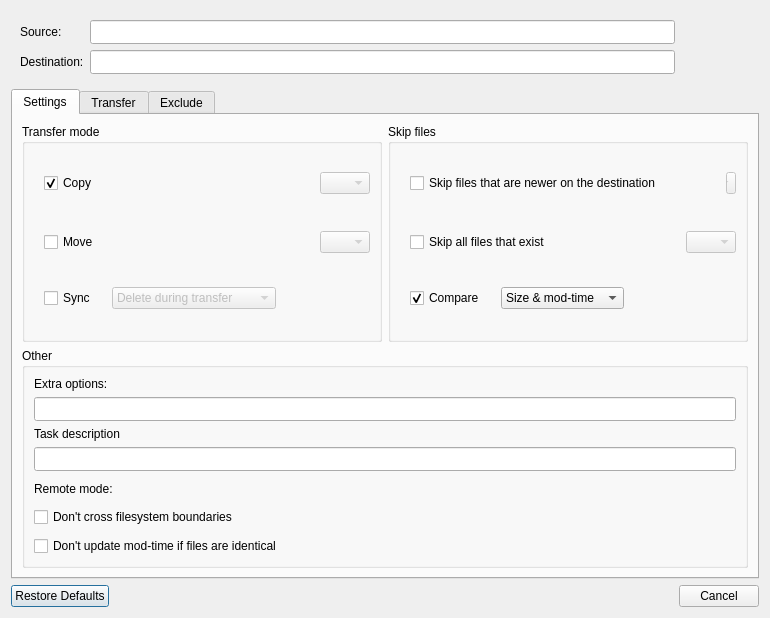
Above: src/transfer_dialog.ui from holazt/RcloneBrowser before the change. Below: the same form after it.
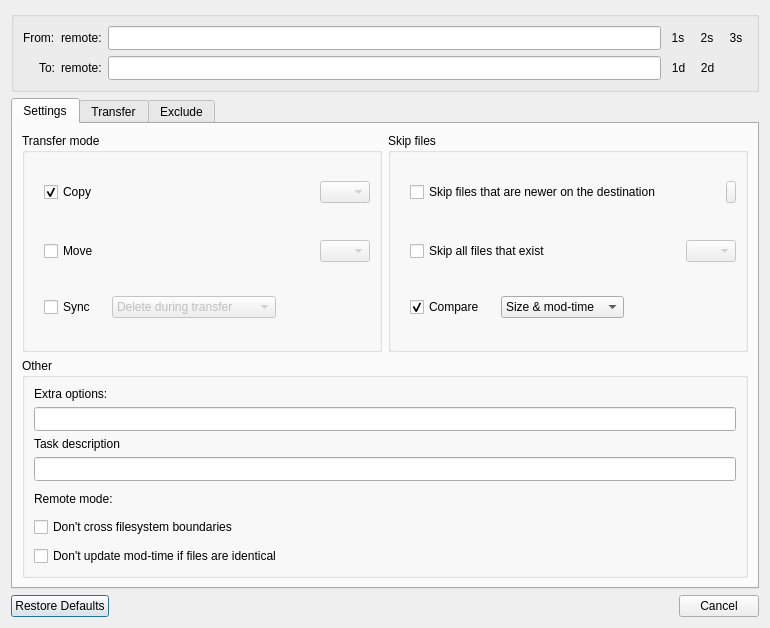
That is the form after the change.

Commit message: enabled transfer task source/dest edit

```diff
--- a/src/transfer_dialog.ui
+++ b/src/transfer_dialog.ui
@@ -7,7 +7,7 @@
     <x>0</x>
     <y>0</y>
     <width>770</width>
-    <height>618</height>
+    <height>628</height>
    </rect>
   </property>
   <property name="minimumSize">
@@ -18,40 +18,13 @@
   </property>
   <layout class="QVBoxLayout" name="verticalLayout_2">
    <item>
-    <widget class="QWidget" name="pathGroup" native="true">
-     <layout class="QGridLayout" name="gridLayout_3">
-      <item row="1" column="3">
-       <widget class="QToolButton" name="buttonDest">
-        <property name="toolTip">
-         <string>Choose folder where to download</string>
-        </property>
-        <property name="styleSheet">
-         <string notr="true">QToolButton { border: 0; }</string>
-        </property>
-       </widget>
-      </item>
-      <item row="0" column="4">
-       <widget class="QToolButton" name="buttonSourceFolder">
-        <property name="toolTip">
-         <string>Choose folder to upload</string>
-        </property>
-        <property name="styleSheet">
-         <string notr="true">QToolButton { border: 0; }</string>
-        </property>
-       </widget>
-      </item>
-      <item row="1" column="4">
-       <widget class="QToolButton" name="buttonDefaultDest">
-        <property name="toolTip">
-         <string>Restore default download folder</string>
-        </property>
-        <property name="styleSheet">
-         <string notr="true">QToolButton { border: 0; }</string>
-        </property>
-       </widget>
-      </item>
-      <item row="1" column="0">
-       <widget class="QLabel" name="label_14">
+    <widget class="QGroupBox" name="groupBox_3">
+     <property name="title">
+      <string/>
+     </property>
+     <layout class="QGridLayout" name="gridLayout">
+      <item row="0" column="0" alignment="Qt::AlignRight">
+       <widget class="QLabel" name="label_13">
         <property name="sizePolicy">
          <sizepolicy hsizetype="Fixed" vsizetype="Preferred">
           <horstretch>0</horstretch>
@@ -59,14 +32,41 @@
          </sizepolicy>
         </property>
         <property name="text">
-         <string>Destination:</string>
+         <string>From:</string>
         </property>
         <property name="buddy">
          <cstring>textDest</cstring>
         </property>
        </widget>
       </item>
-      <item row="0" column="3">
+      <item row="0" column="1">
+       <layout class="QHBoxLayout" name="horizontalLayout_8">
+        <item>
+         <widget class="QLabel" name="l_sourceRemote">
+          <property name="sizePolicy">
+           <sizepolicy hsizetype="Fixed" vsizetype="Preferred">
+            <horstretch>0</horstretch>
+            <verstretch>0</verstretch>
+           </sizepolicy>
+          </property>
+          <property name="text">
+           <string>remote:</string>
+          </property>
+         </widget>
+        </item>
+        <item>
+         <widget class="QLineEdit" name="textSource">
+          <property name="minimumSize">
+           <size>
+            <width>0</width>
+            <height>24</height>
+           </size>
+          </property>
+         </widget>
+        </item>
+       </layout>
+      </item>
+      <item row="0" column="2">
        <widget class="QToolButton" name="buttonSourceFile">
         <property name="toolTip">
          <string>Choose file to upload</string>
@@ -74,19 +74,25 @@
         <property name="styleSheet">
          <string notr="true">QToolButton { border: 0; }</string>
         </property>
+        <property name="text">
+         <string>1s</string>
+        </property>
        </widget>
       </item>
-      <item row="1" column="1" colspan="2">
-       <widget class="QLineEdit" name="textDest">
-        <property name="minimumSize">
-         <size>
-          <width>0</width>
-          <height>24</height>
-         </size>
+      <item row="0" column="3">
+       <widget class="QToolButton" name="buttonSourceFolder">
+        <property name="toolTip">
+         <string>Choose folder to upload</string>
         </property>
+        <property name="styleSheet">
+         <string notr="true">QToolButton { border: 0; }</string>
+        </property>
+        <property name="text">
+         <string>2s</string>
+        </property>
        </widget>
       </item>
-      <item row="0" column="5">
+      <item row="0" column="4">
        <widget class="QToolButton" name="buttonDefaultSource">
         <property name="toolTip">
          <string>Restore default upload folder</string>
@@ -94,10 +100,13 @@
         <property name="styleSheet">
          <string notr="true">QToolButton { border: 0; }</string>
         </property>
+        <property name="text">
+         <string>3s</string>
+        </property>
        </widget>
       </item>
-      <item row="0" column="0">
-       <widget class="QLabel" name="label_13">
+      <item row="1" column="0" alignment="Qt::AlignRight">
+       <widget class="QLabel" name="label_14">
         <property name="sizePolicy">
          <sizepolicy hsizetype="Fixed" vsizetype="Preferred">
           <horstretch>0</horstretch>
@@ -105,20 +114,63 @@
          </sizepolicy>
         </property>
         <property name="text">
-         <string>Source:</string>
+         <string>To:</string>
         </property>
         <property name="buddy">
          <cstring>textSource</cstring>
         </property>
        </widget>
       </item>
-      <item row="0" column="1" colspan="2">
-       <widget class="QLineEdit" name="textSource">
-        <property name="minimumSize">
-         <size>
-          <width>0</width>
-          <height>24</height>
-         </size>
+      <item row="1" column="1">
+       <layout class="QHBoxLayout" name="horizontalLayout_9">
+        <item>
+         <widget class="QLabel" name="l_destRemote">
+          <property name="sizePolicy">
+           <sizepolicy hsizetype="Fixed" vsizetype="Preferred">
+            <horstretch>0</horstretch>
+            <verstretch>0</verstretch>
+           </sizepolicy>
+          </property>
+          <property name="text">
+           <string>remote:</string>
+          </property>
+         </widget>
+        </item>
+        <item>
+         <widget class="QLineEdit" name="textDest">
+          <property name="minimumSize">
+           <size>
+            <width>0</width>
+            <height>24</height>
+           </size>
+          </property>
+         </widget>
+        </item>
+       </layout>
+      </item>
+      <item row="1" column="2">
+       <widget class="QToolButton" name="buttonDest">
+        <property name="toolTip">
+         <string>Choose folder where to download</string>
+        </property>
+        <property name="styleSheet">
+         <string notr="true">QToolButton { border: 0; }</string>
+        </property>
+        <property name="text">
+         <string>1d</string>
+        </property>
+       </widget>
+      </item>
+      <item row="1" column="3">
+       <widget class="QToolButton" name="buttonDefaultDest">
+        <property name="toolTip">
+         <string>Restore default download folder</string>
+        </property>
+        <property name="styleSheet">
+         <string notr="true">QToolButton { border: 0; }</string>
+        </property>
+        <property name="text">
+         <string>2d</string>
         </property>
        </widget>
       </item>
```
Left out of the diff: 11 changed lines with no effect on the pictures. The commit also changes 2 other files.
